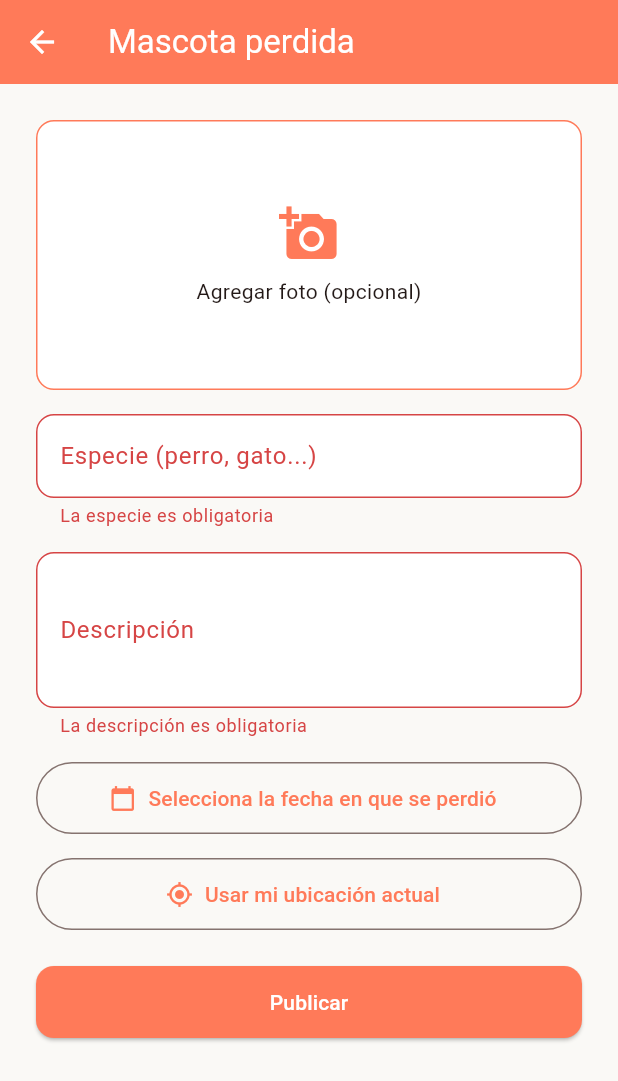
After one commit to pangulan/AppPetMapFrontend, a Flutter app: the CrearPerdidaScreen screen opened directly, after a tap on "Publicar", on a phone screen of 412 x 824 dp. The commit adds this screen. Shown: the top 1081 px of the screen. Run offline on Flutter 3.47's test engine with Material 3 defaults, Android fonts, the phone set to English and light mode, and no system bars; our stand-ins replace geolocator, image_picker, shared_preferences; accounts and stored records are empty.

Commit message:
feat: pantalla para reportar mascota perdida (HU005 front)

```diff
--- /dev/null
+++ b/lib/screens/publicaciones/crear_perdida_screen.dart
@@ -0,0 +1,292 @@
+import 'dart:convert';
+import 'dart:typed_data';
+import 'package:flutter/material.dart';
+import 'package:geolocator/geolocator.dart';
+import 'package:image_picker/image_picker.dart';
+import '../../core/theme/app_colors.dart';
+import '../../services/publicacion_service.dart';
+
+class CrearPerdidaScreen extends StatefulWidget {
+  const CrearPerdidaScreen({super.key});
+
+  @override
+  State<CrearPerdidaScreen> createState() => _CrearPerdidaScreenState();
+}
+
+class _CrearPerdidaScreenState extends State<CrearPerdidaScreen> {
+  final _formKey = GlobalKey<FormState>();
+  final _especieCtrl = TextEditingController();
+  final _descripcionCtrl = TextEditingController();
+  final _servicio = PublicacionService();
+  final _picker = ImagePicker();
+
+  DateTime? _fecha;
+  Uint8List? _fotoBytes;
+  double? _latitud;
+  double? _longitud;
+  bool _obteniendoUbicacion = false;
+  bool _cargando = false;
+
+  @override
+  void dispose() {
+    _especieCtrl.dispose();
+    _descripcionCtrl.dispose();
+    super.dispose();
+  }
+
+  void _mensaje(String texto) {
+    if (!mounted) return;
+    ScaffoldMessenger.of(context).showSnackBar(SnackBar(content: Text(texto)));
+  }
+
+  // ---------- Foto (opcional) ----------
+  void _mostrarOpcionesFoto() {
+    showModalBottomSheet(
+      context: context,
+      builder: (ctx) => SafeArea(
+        child: Wrap(
+          children: [
+            ListTile(
+              leading: const Icon(Icons.photo_library),
+              title: const Text('Elegir de la galería'),
+              onTap: () {
+                Navigator.pop(ctx);
+                _elegirFoto(ImageSource.gallery);
+              },
+            ),
+            ListTile(
+              leading: const Icon(Icons.photo_camera),
+              title: const Text('Tomar foto'),
+              onTap: () {
+                Navigator.pop(ctx);
+                _elegirFoto(ImageSource.camera);
+              },
+            ),
+            if (_fotoBytes != null)
+              ListTile(
+                leading: const Icon(Icons.delete_outline),
+                title: const Text('Quitar foto'),
+                onTap: () {
+                  Navigator.pop(ctx);
+                  setState(() => _fotoBytes = null);
+                },
+              ),
+          ],
+        ),
+      ),
+    );
+  }
+
+  Future<void> _elegirFoto(ImageSource origen) async {
+    try {
+      final imagen = await _picker.pickImage(
+        source: origen,
+        maxWidth: 800,
+        maxHeight: 800,
+        imageQuality: 70,
+      );
+      if (imagen == null) return;
+      final bytes = await imagen.readAsBytes();
+      if (!mounted) return;
+      setState(() => _fotoBytes = bytes);
+    } catch (_) {
+      _mensaje('No se pudo cargar la foto');
+    }
+  }
+
+  // ---------- Ubicación ----------
+  Future<void> _obtenerUbicacion() async {
+    setState(() => _obteniendoUbicacion = true);
+    try {
+      final activo = await Geolocator.isLocationServiceEnabled();
+      if (!activo) {
+        _mensaje('Activa la ubicación del dispositivo');
+        return;
+      }
+
+      var permiso = await Geolocator.checkPermission();
+      if (permiso == LocationPermission.denied) {
+        permiso = await Geolocator.requestPermission();
+      }
+      if (permiso == LocationPermission.denied ||
+          permiso == LocationPermission.deniedForever) {
+        _mensaje('Necesitamos el permiso de ubicación para continuar');
+        return;
+      }
+
+      final posicion = await Geolocator.getCurrentPosition(
+        locationSettings: const LocationSettings(
+          accuracy: LocationAccuracy.high,
+          timeLimit: Duration(seconds: 20),
+        ),
+      );
+      if (!mounted) return;
+      setState(() {
+        _latitud = posicion.latitude;
+        _longitud = posicion.longitude;
+      });
+    } catch (_) {
+      _mensaje('No se pudo obtener la ubicación. Intenta de nuevo.');
+    } finally {
+      if (mounted) setState(() => _obteniendoUbicacion = false);
+    }
+  }
+
+  // ---------- Fecha ----------
+  Future<void> _elegirFecha() async {
+    final hoy = DateTime.now();
+    final elegida = await showDatePicker(
+      context: context,
+      initialDate: _fecha ?? hoy,
+      firstDate: DateTime(hoy.year - 1),
+      lastDate: hoy,
+    );
+    if (elegida != null) setState(() => _fecha = elegida);
+  }
+
+  // ---------- Publicar ----------
+  Future<void> _publicar() async {
+    if (!_formKey.currentState!.validate()) return;
+    if (_latitud == null || _longitud == null) {
+      _mensaje('Toca "Usar mi ubicación actual"');
+      return;
+    }
+    if (_fecha == null) {
+      _mensaje('Selecciona la fecha en que se perdió');
+      return;
+    }
+
+    setState(() => _cargando = true);
+    try {
+      await _servicio.crearPerdida(
+        especie: _especieCtrl.text.trim(),
+        descripcion: _descripcionCtrl.text.trim(),
+        foto: _fotoBytes == null ? null : base64Encode(_fotoBytes!),
+        latitud: _latitud!,
+        longitud: _longitud!,
+        fecha: _fecha!,
+      );
+      if (!mounted) return;
+      _mensaje('Publicación enviada. Quedó pendiente de revisión.');
+      Navigator.of(context).pop();
+    } catch (e) {
+      _mensaje(e.toString().replaceFirst('Exception: ', ''));
+    } finally {
+      if (mounted) setState(() => _cargando = false);
+    }
+  }
+
+  @override
+  Widget build(BuildContext context) {
+    final textoFecha = _fecha == null
+        ? 'Selecciona la fecha en que se perdió'
+        : _fecha!.toIso8601String().substring(0, 10);
+    final ubicacionLista = _latitud != null && _longitud != null;
+
+    return Scaffold(
+      appBar: AppBar(title: const Text('Mascota perdida')),
+      body: SingleChildScrollView(
+        padding: const EdgeInsets.all(24),
+        child: Form(
+          key: _formKey,
+          child: Column(
+            children: [
+              InkWell(
+                onTap: _mostrarOpcionesFoto,
+                borderRadius: BorderRadius.circular(12),
+                child: Container(
+                  height: 180,
+                  width: double.infinity,
+                  decoration: BoxDecoration(
+                    color: Colors.white,
+                    borderRadius: BorderRadius.circular(12),
+                    border: Border.all(color: AppColors.primary),
+                  ),
+                  child: _fotoBytes == null
+                      ? const Column(
+                          mainAxisAlignment: MainAxisAlignment.center,
+                          children: [
+                            Icon(Icons.add_a_photo,
+                                size: 40, color: AppColors.primary),
+                            SizedBox(height: 8),
+                            Text('Agregar foto (opcional)'),
+                          ],
+                        )
+                      : ClipRRect(
+                          borderRadius: BorderRadius.circular(12),
+                          child: Image.memory(
+                            _fotoBytes!,
+                            fit: BoxFit.cover,
+                            width: double.infinity,
+                          ),
+                        ),
+                ),
+              ),
+              const SizedBox(height: 16),
+              TextFormField(
+                controller: _especieCtrl,
+                decoration:
+                    const InputDecoration(labelText: 'Especie (perro, gato...)'),
+                validator: (v) => (v == null || v.trim().isEmpty)
+                    ? 'La especie es obligatoria'
+                    : null,
+              ),
+              const SizedBox(height: 16),
+              TextFormField(
+                controller: _descripcionCtrl,
+                maxLines: 3,
+                decoration: const InputDecoration(labelText: 'Descripción'),
+                validator: (v) => (v == null || v.trim().isEmpty)
+                    ? 'La descripción es obligatoria'
+                    : null,
+              ),
+              const SizedBox(height: 16),
+              OutlinedButton.icon(
+                onPressed: _elegirFecha,
+                icon: const Icon(Icons.calendar_today),
+                label: Text(textoFecha),
+                style: OutlinedButton.styleFrom(
+                  minimumSize: const Size.fromHeight(48),
+                ),
+              ),
+              const SizedBox(height: 16),
+              OutlinedButton.icon(
+                onPressed: _obteniendoUbicacion ? null : _obtenerUbicacion,
+                icon: _obteniendoUbicacion
+                    ? const SizedBox(
+                        height: 18,
+                        width: 18,
+                        child: CircularProgressIndicator(strokeWidth: 2),
+                      )
+                    : Icon(
+                        ubicacionLista ? Icons.check_circle : Icons.my_location,
+                        color: ubicacionLista ? AppColors.secondary : null,
+                      ),
+                label: Text(ubicacionLista
+                    ? 'Ubicación obtenida ✓'
+                    : 'Usar mi ubicación actual'),
+                style: OutlinedButton.styleFrom(
+                  minimumSize: const Size.fromHeight(48),
+                ),
+              ),
+              const SizedBox(height: 24),
+              ElevatedButton(
+                onPressed: _cargando ? null : _publicar,
+                child: _cargando
+                    ? const SizedBox(
+                        height: 20,
+                        width: 20,
+                        child: CircularProgressIndicator(
+                          strokeWidth: 2,
+                          color: Colors.white,
+                        ),
+                      )
+                    : const Text('Publicar'),
+              ),
+            ],
+          ),
+        ),
+      ),
+    );
+  }
+}
--- a/lib/services/publicacion_service.dart
+++ b/lib/services/publicacion_service.dart
@@ -91,6 +91,40 @@ class PublicacionService {
     throw Exception('Error inesperado (${response.statusCode})');
   }
 
+  Future<void> crearPerdida({
+    required String especie,
+    required String descripcion,
+    String? foto,
+    required double latitud,
+    required double longitud,
+    required DateTime fecha,
+  }) async {
+    final usuario = await _session.leerUsuario();
+    final autorId = usuario?['id'];
+    if (autorId == null) {
+      throw Exception('Sesión no válida, inicia sesión de nuevo');
+    }
+
+    final response = await http.post(
+      Uri.parse('${ApiConfig.baseUrl}/api/publicaciones/perdida'),
+      headers: {'Content-Type': 'application/json'},
+      body: utf8.encode(jsonEncode({
+        'especie': especie,
+        'descripcion': descripcion,
+        'foto': foto,
+        'latitud': latitud,
+        'longitud': longitud,
+        'fecha': fecha.toIso8601String().substring(0, 10),
+        'autorId': autorId,
+      })),
+    );
+
+    if (response.statusCode == 201) return;
+    if (response.statusCode == 400) {
+      throw Exception(_detalleValidacion(response));
+    }
+    throw Exception('Error inesperado (${response.statusCode})');
+  }
   String _detalleValidacion(http.Response response) {
     try {
       final data = jsonDecode(utf8.decode(response.bodyBytes));
```
Also changed, not shown: lib/screens/home/home_screen.dart (+10 -0 lines).
